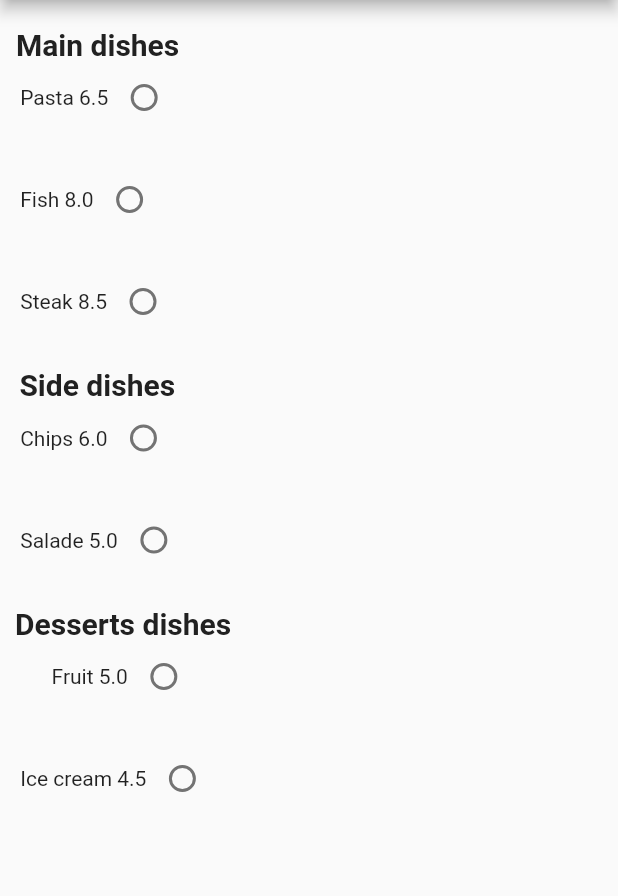
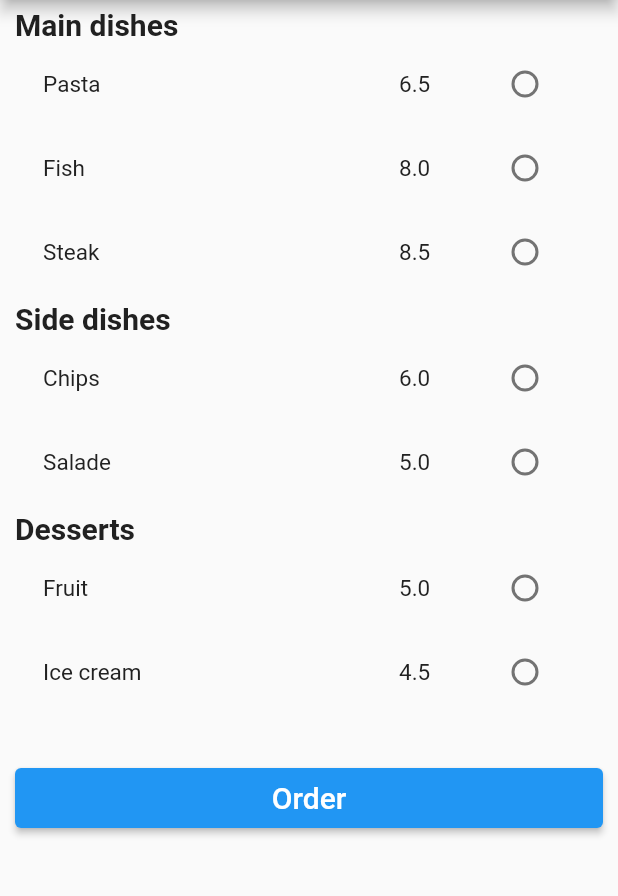
Before and after one commit to AnasBESBAS1/menuapp, a Flutter app: the screen it shows after launch, on a phone screen of 412 x 824 dp, the part 84-980 px from its top. Run offline on Flutter 3.47's test engine with Material 2 defaults, Android fonts, the phone set to English and light mode, and no system bars; our stand-ins replace get_it.

```diff
--- a/lib/MenuWidget.dart
+++ b/lib/MenuWidget.dart
@@ -1,11 +1,12 @@
 import 'package:flutter/material.dart';
-import '../data/products.dart';
 import 'package:get_it/get_it.dart';
 import 'package:menu_app/repository/menu_repository.dart';
 import 'package:menu_app/views/ProductWidget.dart';
+import 'package:menu_app/views/FooterWidget.dart';
 
-class StockWidget extends StatelessWidget {
-  const StockWidget({Key? key}) : super(key: key);
+
+class MenuWidget extends StatelessWidget {
+  const MenuWidget({Key? key}) : super(key: key);
 
   @override
   Widget build(BuildContext context) {
@@ -15,11 +16,14 @@ class StockWidget extends StatelessWidget {
         title: const Text(" Menu "),
         backgroundColor: Colors.amberAccent,
       ),
-      body: ListView.builder(
-          padding: EdgeInsets.only(top: 8.0),
-          itemCount: products.length,
+      body:
+
+      ListView.builder(
+          itemCount: products.length+1,
           itemBuilder: (BuildContext context, int index) {
-
+            if (index == products.length){
+              return const FooterWidget();
+            }
             return ProductWidget(product: products[index]);
           }),
 
--- a/lib/main.dart
+++ b/lib/main.dart
@@ -1,9 +1,8 @@
 import 'package:flutter/material.dart';
 import 'package:get_it/get_it.dart';
 import 'package:menu_app/repository/menu_repository.dart';
-import 'package:menu_app/views/ProductWidget.dart';
+import 'package:menu_app/billWidget.dart';
 import 'MenuWidget.dart';
-
 
 void main() {
   GetIt.instance.registerSingleton<MenuRepository>(MenuRepositoryDummyImpl());
@@ -15,7 +14,16 @@ class MyApp extends StatelessWidget {
 
   @override
   Widget build(BuildContext context) {
-    return const MaterialApp(
-        home: StockWidget());
+    return MaterialApp(
+        debugShowCheckedModeBanner: false,
+        title: 'Menu',
+        theme: ThemeData(
+          primarySwatch: Colors.blue,
+        ),
+        initialRoute: '/Menu',
+        routes: {
+          '/Menu': (context) => const MenuWidget(),
+          '/billing': (context) => const BillWidget(),
+        });
   }
 }
--- a/lib/repository/menu_repository.dart
+++ b/lib/repository/menu_repository.dart
@@ -6,15 +6,13 @@ class MenuRepositoryDummyImpl implements MenuRepository {
     Product(" Pasta ", 6.5, "Main dishes"),
     Product(" Fish ", 8, ""),
     Product(" Steak ", 8.5, ""),
-    Product(" Chips ", 6, "Side dishes"),
+    Product(" Chips ", 6, "Side dishes  "),
     Product(" Salade ", 5, ""),
-    Product(" Fruit ", 5, "Desserts dishes"),
-    Product(" Ice cream ", 4.5, "")
-
+    Product(" Fruit ", 5, "Desserts     "),
+    Product(" Ice cream ", 4.5, ""),
   ];
   @override
   UnmodifiableListView get items {
-
    return UnmodifiableListView(_items);
   }
 }
--- /dev/null
+++ b/lib/views/FooterWidget.dart
@@ -0,0 +1,30 @@
+import 'package:flutter/material.dart';
+
+class FooterWidget extends StatelessWidget {
+  const FooterWidget({super.key});
+
+  @override
+  Widget build(BuildContext context) {
+    return Align(
+        alignment: Alignment.bottomCenter,
+        child: Container(
+          padding: const EdgeInsets.fromLTRB(10, 32, 10, 0),
+          child: ElevatedButton(
+            style: ElevatedButton.styleFrom(
+              minimumSize: const Size.fromHeight(40),
+            ),
+            onPressed: () {
+              Navigator.pushNamed(context, '/billing')
+                  .then((_) => setState(() {}));
+              const Icon(Icons.arrow_forward_ios);
+            },
+            child: const Text(
+              'Order',
+              style: TextStyle(fontSize: 20),
+            ),
+          ),
+        ));
+  }
+
+  setState(Null Function() param0) {}
+}
--- a/lib/views/ProductWidget.dart
+++ b/lib/views/ProductWidget.dart
@@ -4,51 +4,84 @@ import '../../data/products.dart';
 class ProductWidget extends StatelessWidget {
   final Product product;
   final double total_amount = 0;
+  final bool value = false;
+
   const ProductWidget({super.key, required this.product});
+
+  void _onRememberMeChanged(bool newValue) {
+    bool rememberMe = newValue;
+
+    if (rememberMe) {
+      // TODO: Here goes your functionality that remembers the user.
+    } else {
+      // TODO: Forget the user
+    }
+  }
 
   @override
   Widget build(BuildContext context) {
-    return Padding(
-        padding: const EdgeInsets.all(10.0),
-
-        child: Row(
-
+    return Column(children: <Widget>[
+      if (product.category.compareTo("") != 0) ...[
+        Column(
           children: [
-            Column(
-              mainAxisAlignment: MainAxisAlignment.spaceEvenly,
+            Row(
               children: [
-                if (product.category != "") ...[
-                  Text(
-                    "${product.category}",
-                    overflow: TextOverflow.ellipsis,
-                    style: const TextStyle(
-                      fontSize: 20.0,
-                      fontFamily: 'Roboto',
-                      color:  Color(0xFF212121),
-                      fontWeight: FontWeight.bold,
-                    ),
-                  ),
-                ],
-                Column(
-                    mainAxisAlignment: MainAxisAlignment.spaceEvenly,
-                    children: [
-
-                      Row(
-                        children: [
-                          Text(product.name),
-                          Text("${product.price}"),
-                          Radio(
-                              value: product.price,
-                              groupValue: 'null',
-                              onChanged: (value) {
-
-                              }),
-                        ],
-                      )
-                    ])
+                Container(
+                    padding: const EdgeInsets.fromLTRB(10, 5, 0, 0),
+                    child: Text(
+                      product.category,
+                      style: const TextStyle(
+                        fontSize: 20.0,
+                        fontFamily: 'Roboto',
+                        color: Color(0xFF212121),
+                        fontWeight: FontWeight.bold,
+                      ),
+                    ))
               ],
             )
           ],
-        ));
+        )
+      ],
+      Row(
+        children: [
+          Expanded(
+              child: Container(
+                  padding: const EdgeInsets.fromLTRB(25, 0, 0, 0),
+                  child: Text(
+                    product.name,
+                    style: const TextStyle(
+                      fontSize: 15.0,
+                      fontFamily: 'Roboto',
+                      color: Color(0xFF212121),
+                      fontWeight: FontWeight.normal,
+                    ),
+                  ))),
+          const Spacer(flex: 1),
+          Expanded(
+              child: Container(
+                  width: double.infinity,
+                  padding: const EdgeInsets.only(left: 60),
+                  child: Text(
+                    "${product.price}",
+                    style: const TextStyle(
+                      fontSize: 15.0,
+                      fontFamily: 'Roboto',
+                      color: Color(0xFF212121),
+                      fontWeight: FontWeight.normal,
+                    ),
+                  ))),
+          Expanded(
+              child: Container(
+                  padding: const EdgeInsets.only(left: 5),
+                  child: RadioListTile(
+                      value: product.price,
+                      groupValue: "group value",
+                      onChanged: (value){
+                        print(value); //selected value
+                      }
+                  ))),
+        ],
+      ),
+    ]);
   }
 }
--- a/pubspec.yaml
+++ b/pubspec.yaml
@@ -35,6 +35,7 @@ dependencies:
     sdk: flutter
 
 
+
   # The following adds the Cupertino Icons font to your application.
   # Use with the CupertinoIcons class for iOS style icons.
   cupertino_icons: ^1.0.2
@@ -55,6 +56,8 @@ dev_dependencies:
 
 # The following section is specific to Flutter packages.
 flutter:
+  assets:
+    - assets/images/restaurant.png
 
   # The following line ensures that the Material Icons font is
   # included with your application, so that you can use the icons in
```
Also changed, not shown: lib/billWidget.dart (+18 -8 lines), lib/views/ProductWidget2.dart (added, +79 -0 lines), lib/views/ProductWidget3.dart (added, +89 -0 lines), assets/images/restaurant.png (added).
